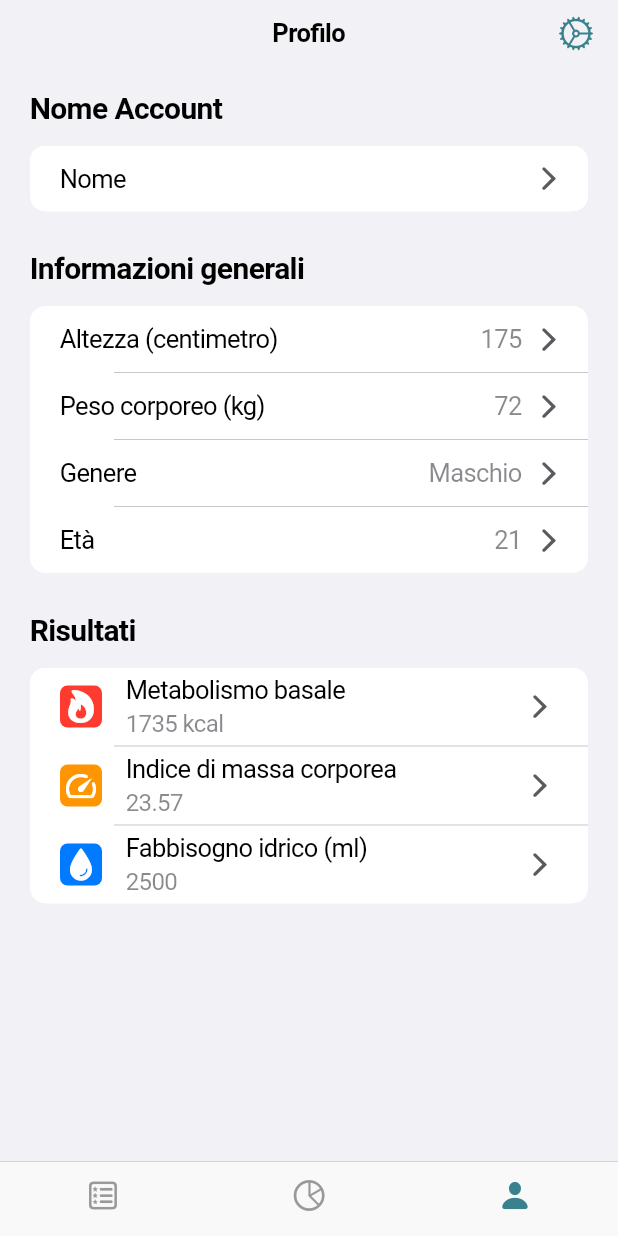
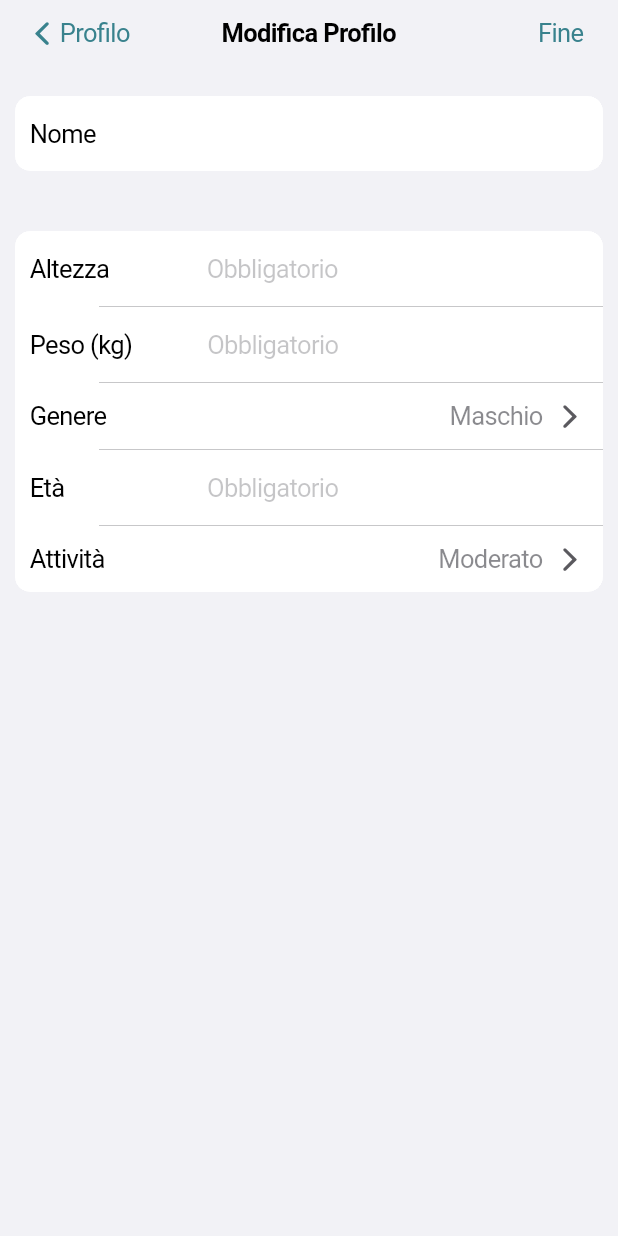
Before and after one commit to AlessandroDeFa/nutrition_tracker, a Flutter app: the screen it shows after launch, item 3 of the bottom bar chosen, after a tap on "Nome", on a phone screen of 412 x 824 dp. Run offline on Flutter 3.47's test engine with Material 2 defaults, Android fonts, the phone set to English and light mode, and no system bars; our stand-ins replace equatable, flutter_bloc, hydrated_bloc, pie_chart.

Commit message:
created the subscreen to edit the profile infos and styled it;

```diff
--- a/lib/screens/profile_screen.dart
+++ b/lib/screens/profile_screen.dart
@@ -1,5 +1,6 @@
 import 'package:flutter/cupertino.dart';
 import 'package:flutter/material.dart';
+import 'package:nutrition_tracker/screens/sub_screens/edit_profile_info.dart';
 import 'package:nutrition_tracker/utils/custom_colors.dart';
 import 'package:nutrition_tracker/widgets/CustomNavigationBar.dart';
 
@@ -8,19 +9,27 @@ class ProfileScreen extends StatelessWidget {
 
   @override
   Widget build(BuildContext context) {
+
+    void editProfileScreen() {
+      Navigator.push(
+          context,
+          CupertinoPageRoute(
+              builder: (context) => const EditProfileInfo()));
+    }
+
     return CupertinoPageScaffold(
       navigationBar: const CustomNavigationBar(navigationBar: CupertinoNavigationBar(), title: 'Profilo',),
       child: ListView(
         children: [
-          _listTileName(context),
-          _listTileGeneralInfo(context),
+          _listTileName(context, editProfileScreen),
+          _listTileGeneralInfo(context, editProfileScreen),
           _listTileResults(context),
         ],
       ),
     );
   }
 
-  Widget _listTileName(BuildContext context) =>
+  Widget _listTileName(BuildContext context, editProfileScreen) =>
       CupertinoListSection.insetGrouped(
         backgroundColor: Colors.transparent,
         header: const Padding(
@@ -36,12 +45,16 @@ class ProfileScreen extends StatelessWidget {
               CupertinoIcons.chevron_forward,
               color: CustomColors.grayColor,
             ),
-            onTap: () {},
+            onTap: () {
+              editProfileScreen();
+  }
+
+            ,
           ),
         ],
       );
 
-  Widget _listTileGeneralInfo(BuildContext context) =>
+  Widget _listTileGeneralInfo(BuildContext context, editProfileScreen) =>
       CupertinoListSection.insetGrouped(
         backgroundColor: Colors.transparent,
         header: const Padding(
@@ -56,7 +69,9 @@ class ProfileScreen extends StatelessWidget {
               CupertinoIcons.chevron_forward,
               color: CustomColors.grayColor,
             ),
-            onTap: () {},
+            onTap: () {
+              editProfileScreen();
+            },
           ),
           CupertinoListTile(
             title: const Text('Peso corporeo (kg)'),
@@ -65,7 +80,9 @@ class ProfileScreen extends StatelessWidget {
               CupertinoIcons.chevron_forward,
               color: CustomColors.grayColor,
             ),
-            onTap: () {},
+            onTap: () {
+              editProfileScreen();
+            },
           ),
           CupertinoListTile(
             title: const Text('Genere'),
@@ -74,7 +91,9 @@ class ProfileScreen extends StatelessWidget {
               CupertinoIcons.chevron_forward,
               color: CustomColors.grayColor,
             ),
-            onTap: () {},
+            onTap: () {
+              editProfileScreen();
+            },
           ),
           CupertinoListTile(
             title: const Text('Età'),
@@ -83,7 +102,20 @@ class ProfileScreen extends StatelessWidget {
               CupertinoIcons.chevron_forward,
               color: CustomColors.grayColor,
             ),
-            onTap: () {},
+            onTap: () {
+              editProfileScreen();
+            },
+          ),
+          CupertinoListTile(
+            title: const Text('Attività'),
+            additionalInfo: Text('Moderato'),
+            trailing: const Icon(
+              CupertinoIcons.chevron_forward,
+              color: CustomColors.grayColor,
+            ),
+            onTap: () {
+              editProfileScreen();
+            },
           ),
         ],
       );
@@ -113,10 +145,7 @@ class ProfileScreen extends StatelessWidget {
             ),
             title: const Text('Metabolismo basale'),
             subtitle: Text('1735 kcal', style: TextStyle(fontSize: 16)),
-            trailing: const Icon(
-              CupertinoIcons.chevron_forward,
-              color: CustomColors.grayColor,
-            ),
+
           ),
           CupertinoListTile(
             padding: const EdgeInsets.symmetric(vertical: 5, horizontal: 20),
@@ -138,10 +167,7 @@ class ProfileScreen extends StatelessWidget {
               '23.57',
               style: TextStyle(fontSize: 16),
             ),
-            trailing: const Icon(
-              CupertinoIcons.chevron_forward,
-              color: CustomColors.grayColor,
-            ),
+
           ),
           CupertinoListTile(
             padding: const EdgeInsets.symmetric(vertical: 5, horizontal: 20),
@@ -160,10 +186,6 @@ class ProfileScreen extends StatelessWidget {
             ),
             title: const Text('Fabbisogno idrico (ml)'),
             subtitle: Text('2500', style: TextStyle(fontSize: 16)),
-            trailing: const Icon(
-              CupertinoIcons.chevron_forward,
-              color: CustomColors.grayColor,
-            ),
           ),
         ],
       );
--- /dev/null
+++ b/lib/screens/sub_screens/edit_profile_info.dart
@@ -0,0 +1,203 @@
+import 'package:flutter/cupertino.dart';
+import 'package:flutter/material.dart';
+import 'package:nutrition_tracker/utils/custom_colors.dart';
+
+class EditProfileInfo extends StatelessWidget {
+  const EditProfileInfo({Key? key}) : super(key: key);
+
+  @override
+  Widget build(BuildContext context) {
+    return CupertinoPageScaffold(
+        navigationBar: CupertinoNavigationBar(
+          border: Border(
+              bottom: BorderSide(
+            width: 1,
+            color: CupertinoTheme.of(context).primaryContrastingColor,
+          )),
+          backgroundColor: Colors.transparent,
+          leading: CupertinoButton(
+            alignment: Alignment.centerLeft,
+            padding: EdgeInsets.zero,
+            child: const Row(
+              mainAxisSize: MainAxisSize.min,
+              children: [
+                Icon(
+                  CupertinoIcons.back,
+                  size: 24,
+                  color: CustomColors.primaryColor,
+                ),
+                Text(
+                  'Profilo',
+                  style: TextStyle(color: CustomColors.primaryColor),
+                )
+              ],
+            ),
+            onPressed: () {
+              Navigator.pop(context);
+            },
+          ),
+          middle: const Text("Modifica Profilo"),
+          trailing: CupertinoButton(
+            padding: EdgeInsets.zero,
+            onPressed: () {},
+            child: Text("Fine"),
+          ),
+        ),
+        child: ListView(
+          children: [
+            _nameTextField(context),
+            _generalInfoFields(context),
+          ],
+        ));
+  }
+
+  Widget _nameTextField(BuildContext context) =>
+      CupertinoListSection.insetGrouped(
+        margin: EdgeInsets.symmetric(horizontal: 10, vertical: 20),
+        backgroundColor: Colors.transparent,
+        children: [
+          Padding(
+            padding: const EdgeInsets.symmetric(vertical: 5, horizontal: 10),
+            child: CupertinoTextField.borderless(
+              padding: EdgeInsets.only(left: 65, top: 10, bottom: 10, right: 6),
+              prefix: Text("Nome"),
+              maxLength: 20,
+            ),
+          ),
+        ],
+      );
+
+  Widget _generalInfoFields(BuildContext context) =>
+      CupertinoListSection.insetGrouped(
+        margin: EdgeInsets.symmetric(horizontal: 10, vertical: 20),
+        backgroundColor: Colors.transparent,
+        children: [
+          Padding(
+            padding: EdgeInsets.symmetric(vertical: 5, horizontal: 10),
+            child: CupertinoTextField.borderless(
+              padding: EdgeInsets.only(left: 65, top: 10, bottom: 10, right: 6),
+              prefix: Text("Altezza"),
+              placeholder: 'Obbligatorio',
+              keyboardType: TextInputType.number,
+              maxLength: 3,
+            ),
+          ),
+          Padding(
+            padding: EdgeInsets.symmetric(vertical: 5, horizontal: 10),
+            child: CupertinoTextField.borderless(
+              padding: EdgeInsets.only(left: 50, top: 10, bottom: 10, right: 6),
+              prefix: Text("Peso (kg)"),
+              placeholder: 'Obbligatorio',
+              keyboardType: TextInputType.number,
+              maxLength: 3,
+            ),
+          ),
+          CupertinoListTile(
+            onTap: () {
+              showCupertinoModalPopup(
+                  context: context,
+                  builder: (BuildContext builder) =>
+                      _cupertinoPopUpType(context));
+            },
+            title: Text('Genere'),
+            additionalInfo: Text("Maschio"),
+            padding: EdgeInsets.symmetric(horizontal: 10),
+            trailing: Icon(
+              CupertinoIcons.chevron_forward,
+              color: CustomColors.grayColor,
+            ),
+          ),
+          Padding(
+            padding: EdgeInsets.symmetric(vertical: 5, horizontal: 10),
+            child: CupertinoTextField.borderless(
+              padding: EdgeInsets.only(left: 95, top: 10, bottom: 10, right: 6),
+              prefix: Text("Età"),
+              placeholder: 'Obbligatorio',
+              keyboardType: TextInputType.number,
+              maxLength: 3,
+            ),
+          ),
+          CupertinoListTile(
+            onTap: () {
+              showCupertinoModalPopup(
+                  context: context,
+                  builder: (BuildContext builder) =>
+                      _cupertinoPopUpActivity(context));
+            },
+            title: Text('Attività'),
+            additionalInfo: Text("Moderato"),
+            padding: EdgeInsets.symmetric(horizontal: 10),
+            trailing: Icon(
+              CupertinoIcons.chevron_forward,
+              color: CustomColors.grayColor,
+            ),
+          ),
+        ],
+      );
+
+  Widget _cupertinoPopUpType(BuildContext context) => CupertinoPopupSurface(
+        child: SizedBox(
+          height: 150,
+          child: Column(
+            mainAxisAlignment: MainAxisAlignment.center,
+            children: [
+              CupertinoListTile(
+                padding: EdgeInsets.symmetric(vertical: 10, horizontal: 20),
+                onTap: () {},
+                title: Text("Maschio"),
+              ),
+              CupertinoListTile(
+                padding: EdgeInsets.symmetric(vertical: 10, horizontal: 20),
+                onTap: () {},
+                title: Text("Femmina"),
+              ),
+            ],
+          ),
+        ),
+      );
+
+  Widget _cupertinoPopUpActivity(BuildContext context) => CupertinoPopupSurface(
+        child: SizedBox(
+          height: 350,
+          child: Column(
+            mainAxisAlignment: MainAxisAlignment.center,
+            children: [
+              CupertinoListTile(
+                padding: EdgeInsets.symmetric(vertical: 10, horizontal: 20),
+                onTap: () {},
+                title: Text("Basso"),
+                subtitle: Text("Poco o nessun esercizio", style: TextStyle(fontSize: 13),),
+              ),
+              CupertinoListTile(
+                padding: EdgeInsets.symmetric(vertical: 10, horizontal: 20),
+                onTap: () {},
+                title: Text("Moderato"),
+                subtitle:
+                    Text("Esercizio leggero, sport 1-3 volte a settimana", style: TextStyle(fontSize: 13)),
+              ),
+              CupertinoListTile(
+                padding: EdgeInsets.symmetric(vertical: 10, horizontal: 20),
+                onTap: () {},
+                title: Text("Alto"),
+                subtitle:
+                    Text("Esercizio moderato, sport 3-5 volte a settimana", style: TextStyle(fontSize: 13)),
+              ),
+              CupertinoListTile(
+                padding: EdgeInsets.symmetric(vertical: 10, horizontal: 20),
+                onTap: () {},
+                title: Text("Molto alto"),
+                subtitle:
+                    Text("Esercizio intenso, sport 6-7 giorni a settimana", style: TextStyle(fontSize: 13)),
+              ),
+              CupertinoListTile(
+                padding: EdgeInsets.symmetric(vertical: 10, horizontal: 20),
+                onTap: () {},
+                title: Text("Iperattivo"),
+                subtitle: Text(
+                    "Esercizio molto intenso, lavoro fisico, 2 ore o più sport", style: TextStyle(fontSize: 13)),
+              ),
+            ],
+          ),
+        ),
+      );
+}
```
